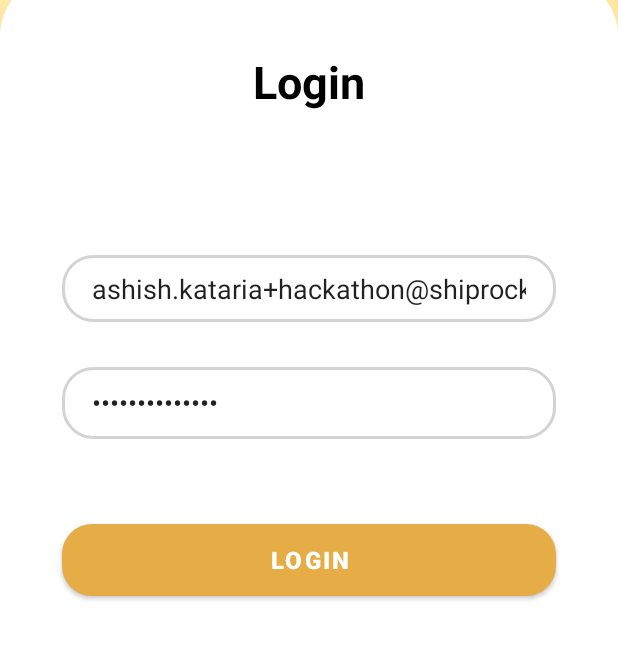
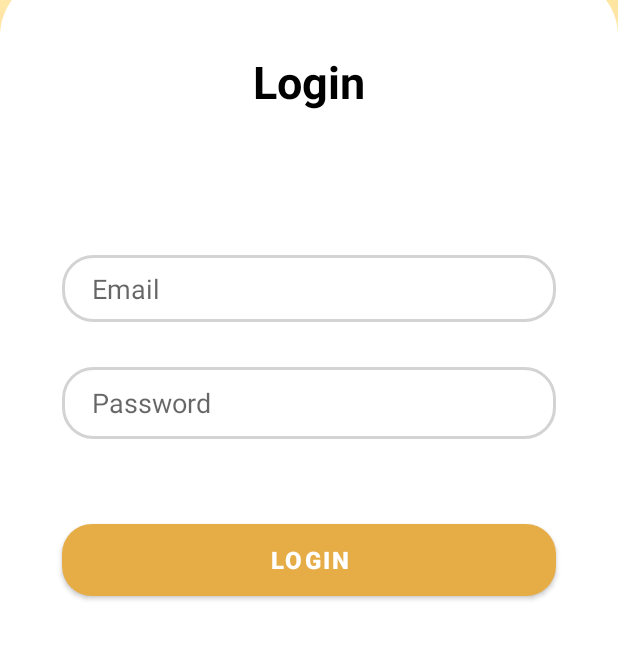
Before and after one commit to 1ezio/sourcedecode__2, an Android app: the screen it shows after launch (loginActivity), on a phone screen of 412 x 824 dp, the part 296-956 px from its top. Run offline under Robolectric (Android 15) with nearby library versions, the light colour scheme and no system bars.

Commit message:
final commit

```diff
--- a/app/src/main/res/layout/activity_login.xml
+++ b/app/src/main/res/layout/activity_login.xml
@@ -69,7 +69,6 @@
             android:paddingBottom="10dp"
             android:inputType="text"
             android:maxLines="1"
-            android:text="ashish.kataria+hackathon@shiprocket.com"
             app:layout_constraintBottom_toBottomOf="parent"
             app:layout_constraintEnd_toEndOf="parent"
             app:layout_constraintStart_toStartOf="parent"
@@ -89,7 +88,6 @@
             android:paddingTop="10dp"
             android:paddingRight="20dp"
             android:paddingBottom="10dp"
-            android:text="hackathon@2022"
             app:layout_constraintBottom_toBottomOf="parent"
             app:layout_constraintEnd_toEndOf="parent"
             app:layout_constraintStart_toStartOf="parent"
```
